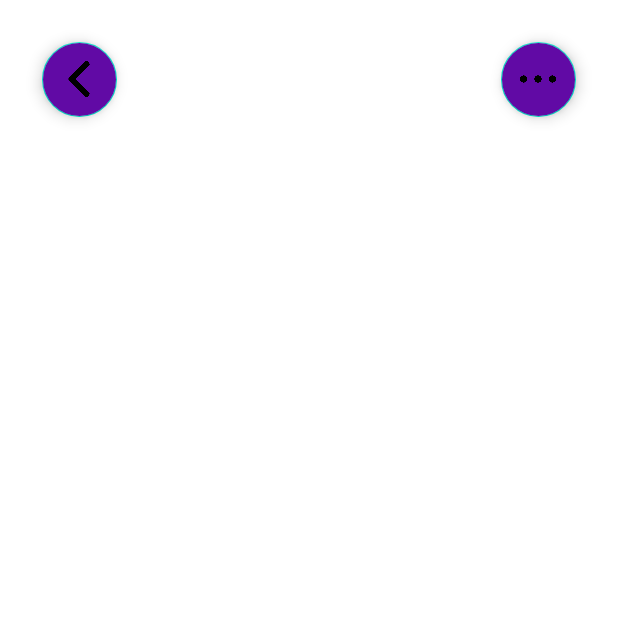
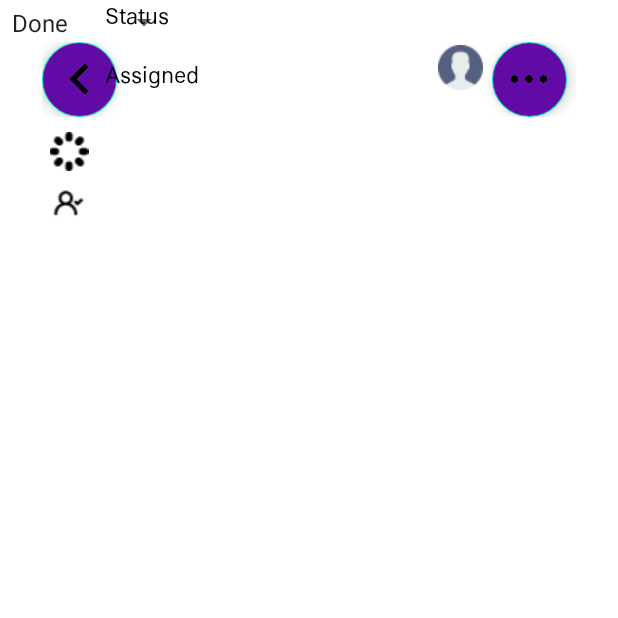
Before and after one commit to Veasna22/Memo, an Android app: the NoteFragment screen opened through its navigation route, on a phone screen of 412 x 824 dp, the top half of it. Run offline under Robolectric (Android 15) with nearby library versions, the phone set to English and light mode, and no system bars; our stand-ins replace Dagger/Hilt's generated code.

Commit message:
notedScreen Ui

```diff
--- a/app/src/main/java/kh/edu/rupp/ite/memo/ui/note/NoteFragment.kt
+++ b/app/src/main/java/kh/edu/rupp/ite/memo/ui/note/NoteFragment.kt
@@ -4,48 +4,61 @@ import android.os.Bundle
 import android.view.LayoutInflater
 import android.view.View
 import android.view.ViewGroup
+import android.widget.AdapterView
+import android.widget.ArrayAdapter
 import androidx.fragment.app.Fragment
+import androidx.navigation.findNavController
 import kh.edu.rupp.ite.memo.R
+import kh.edu.rupp.ite.memo.databinding.FragmentNoteBinding
 
-/**
- * A simple [Fragment] subclass.
- * Use the [NoteFragment.newInstance] factory method to
- * create an instance of this fragment.
- */
 class NoteFragment : Fragment() {
-    // TODO: Rename and change types of parameters
-    private var param1: String? = null
-    private var param2: String? = null
 
-    override fun onCreate(savedInstanceState: Bundle?) {
-        super.onCreate(savedInstanceState)
-        arguments?.let {
-        }
-    }
+    private var _binding: FragmentNoteBinding? = null
+    private val binding get() = _binding!!
 
     override fun onCreateView(
         inflater: LayoutInflater, container: ViewGroup?,
         savedInstanceState: Bundle?
     ): View? {
-        // Inflate the layout for this fragment
-        return inflater.inflate(R.layout.fragment_note, container, false)
+        _binding = FragmentNoteBinding.inflate(inflater, container, false)
+        return binding.root
     }
 
-    companion object {
-        /**
-         * Use this factory method to create a new instance of
-         * this fragment using the provided parameters.
-         *
-         * @param param1 Parameter 1.
-         * @param param2 Parameter 2.
-         * @return A new instance of fragment NoteFragment.
-         */
-        // TODO: Rename and change types and number of parameters
-        @JvmStatic
-        fun newInstance(param1: String, param2: String) =
-            NoteFragment().apply {
-                arguments = Bundle().apply {
-                }
+    override fun onViewCreated(view: View, savedInstanceState: Bundle?) {
+        super.onViewCreated(view, savedInstanceState)
+
+        // Spinner setup
+        val spinnerOptions = arrayOf("Done", "In Progress", "Not Started")
+        val spinnerAdapter =
+            ArrayAdapter(requireContext(), android.R.layout.simple_spinner_item, spinnerOptions)
+        spinnerAdapter.setDropDownViewResource(android.R.layout.simple_spinner_dropdown_item)
+        binding.spinner.adapter = spinnerAdapter
+
+        // Spinner item selection listener
+        binding.spinner.onItemSelectedListener = object : AdapterView.OnItemSelectedListener {
+            override fun onItemSelected(
+                parent: AdapterView<*>?,
+                view: View?,
+                position: Int,
+                id: Long
+            ) {
+                val selectedStatus = spinnerOptions[position]
+                // Handle the selected status as needed
             }
+
+            override fun onNothingSelected(parent: AdapterView<*>?) {
+                // Do nothing here
+            }
+        }
+
+        // Back button click listener
+        binding.backButtom.setOnClickListener {
+            it.findNavController().navigate(R.id.action_noteFragment_to_loadingFragment)
+        }
+    }
+
+    override fun onDestroyView() {
+        super.onDestroyView()
+        _binding = null
     }
 }
--- a/app/src/main/res/layout/fragment_note.xml
+++ b/app/src/main/res/layout/fragment_note.xml
@@ -1,46 +1,113 @@
 <?xml version="1.0" encoding="utf-8"?>
-<FrameLayout xmlns:android="http://schemas.android.com/apk/res/android"
+<ScrollView xmlns:android="http://schemas.android.com/apk/res/android"
+    xmlns:app="http://schemas.android.com/apk/res-auto"
     xmlns:tools="http://schemas.android.com/tools"
     android:layout_width="match_parent"
     android:layout_height="match_parent"
-    xmlns:app="http://schemas.android.com/apk/res-auto"
-    tools:context=".ui.note.NoteFragment">
+    android:scrollbars="none">
+    <androidx.constraintlayout.widget.ConstraintLayout
+        android:layout_width="match_parent"
+        android:layout_height="wrap_content">
 
-    <!-- TODO: Update blank fragment layout -->
         <LinearLayout
+            android:id="@+id/linearLayout"
             android:layout_width="match_parent"
             android:layout_height="wrap_content"
             android:orientation="horizontal"
-        >
+            android:layout_margin="28dp"
+            app:layout_constraintTop_toTopOf="parent">
 
             <com.google.android.material.floatingactionbutton.FloatingActionButton
                 android:id="@+id/back_buttom"
                 android:layout_width="wrap_content"
                 android:layout_height="match_parent"
                 android:layout_gravity="start|bottom"
-            android:layout_margin="28dp"
                 android:backgroundTint="@color/primary_purple"
                 android:contentDescription="@string/back_buttom"
                 android:src="@drawable/ic_backbuttom_white"
                 app:fabCustomSize="50dp"
-            app:maxImageSize="24dp" />
+                app:maxImageSize="20dp" />
 
-    </LinearLayout>
-    <LinearLayout
-        android:layout_width="match_parent"
-        android:layout_height="wrap_content"
-        android:orientation="horizontal">
-    </LinearLayout>
             <com.google.android.material.floatingactionbutton.FloatingActionButton
                 android:id="@+id/more"
                 android:layout_width="wrap_content"
                 android:layout_height="match_parent"
                 android:layout_gravity="end|top"
-        android:layout_margin="28dp"
+                android:layout_marginStart="250dp"
                 android:backgroundTint="@color/primary_purple"
                 android:contentDescription="@string/more_buttom"
                 android:src="@drawable/ic_more"
                 app:fabCustomSize="50dp"
                 app:maxImageSize="24dp" />
 
-</FrameLayout>
+
+
+        </LinearLayout>
+
+
+
+        <TextView
+            android:id="@+id/statusText"
+            android:layout_width="match_parent"
+            android:layout_height="wrap_content"
+            android:fontFamily="@font/niradei_regular"
+            android:text="@string/status"
+            android:textSize="14sp"
+            app:layout_constraintLeft_toRightOf="@+id/status"
+            android:layout_marginStart="70dp"
+            tools:ignore="MissingConstraints"
+            android:textColor="@color/black"
+            tools:layout_editor_absoluteY="88dp" />
+
+        <ImageView
+            android:id="@+id/status"
+            android:layout_width="match_parent"
+            android:layout_height="wrap_content"
+            android:src="@drawable/status"
+            android:layout_marginEnd="320dp"
+            android:layout_marginTop="10dp"
+            app:layout_constraintTop_toBottomOf="@+id/linearLayout"/>
+
+        <ImageView
+            android:id="@+id/assign"
+            android:layout_width="match_parent"
+            android:layout_height="wrap_content"
+            android:src="@drawable/assign"
+            android:layout_marginEnd="320dp"
+            android:layout_marginTop="10dp"
+            app:layout_constraintTop_toBottomOf="@+id/status"/>
+        <ImageView
+            android:layout_width="wrap_content"
+            android:layout_height="match_parent"
+            android:src="@drawable/ic_user"
+            app:layout_constraintLeft_toRightOf="@+id/assign"
+            app:layout_constraintTop_toBottomOf="@+id/spinner"
+            android:layout_marginLeft="200dp"
+
+            tools:ignore="MissingConstraints">
+        </ImageView>
+        <TextView
+            android:layout_width="match_parent"
+            android:layout_height="wrap_content"
+            android:fontFamily="@font/niradei_regular"
+            android:text="@string/assigned"
+            android:textSize="14sp"
+            app:layout_constraintTop_toBottomOf="@+id/statusText"
+            android:layout_marginStart="70dp"
+            android:layout_marginTop="15dp"
+            tools:ignore="MissingConstraints"
+            android:textColor="@color/black"
+            tools:layout_editor_absoluteY="90dp" />
+
+        <Spinner
+            android:id="@+id/spinner"
+            android:layout_width="120dp"
+            android:layout_height="30dp"
+            tools:ignore="MissingConstraints"
+            tools:layout_editor_absoluteX="263dp"
+            tools:layout_editor_absoluteY="88dp" />
+
+    </androidx.constraintlayout.widget.ConstraintLayout>
+
+
+</ScrollView>
--- a/app/src/main/res/values/strings.xml
+++ b/app/src/main/res/values/strings.xml
@@ -40,4 +40,6 @@ effectively manage your time.</string>
     <string name="next_screen">Next_Screen</string>
     <string name="back_buttom">buttom_back</string>
     <string name="more_buttom">More_buttom</string>
+    <string name="status">Status</string>
+    <string name="assigned">Assigned</string>
 </resources>
```
Also changed, not shown: app/src/main/res/drawable/assign.png (added), app/src/main/res/drawable/status.png (added). Lines whose indentation alone changed are shown as unchanged.
